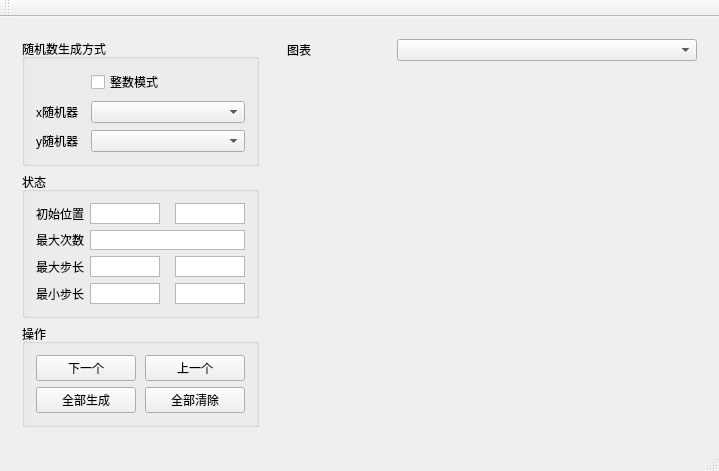
Old version of the form RandomRun/RandomRunApp.ui in the repository NKUCSPaperGroup/RandomRun.
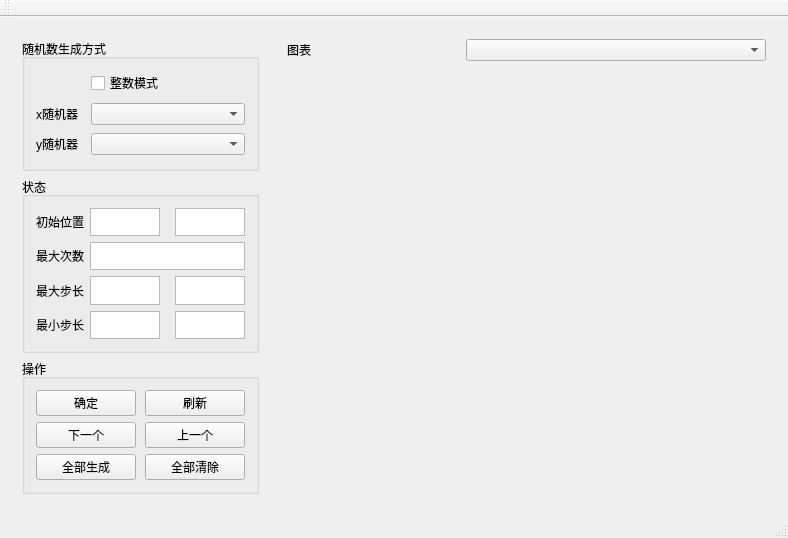
New version of the form.

Patch:
```diff
--- a/RandomRun/RandomRunApp.ui
+++ b/RandomRun/RandomRunApp.ui
@@ -6,8 +6,8 @@
    <rect>
     <x>0</x>
     <y>0</y>
-    <width>719</width>
-    <height>471</height>
+    <width>788</width>
+    <height>538</height>
    </rect>
   </property>
   <property name="windowTitle">
@@ -149,19 +149,6 @@
           <string>状态</string>
          </property>
          <layout class="QGridLayout" name="gridLayout_2">
-          <item row="0" column="0">
-           <widget class="QLabel" name="label">
-            <property name="sizePolicy">
-             <sizepolicy hsizetype="Preferred" vsizetype="Preferred">
-              <horstretch>2</horstretch>
-              <verstretch>0</verstretch>
-             </sizepolicy>
-            </property>
-            <property name="text">
-             <string>初始位置</string>
-            </property>
-           </widget>
-          </item>
           <item row="0" column="1">
            <layout class="QHBoxLayout" name="horizontalLayout_2" stretch="1,1">
             <property name="spacing">
@@ -253,74 +240,6 @@
             </item>
            </layout>
           </item>
-          <item row="1" column="0">
-           <widget class="QLabel" name="label_4">
-            <property name="sizePolicy">
-             <sizepolicy hsizetype="Preferred" vsizetype="Preferred">
-              <horstretch>2</horstretch>
-              <verstretch>0</verstretch>
-             </sizepolicy>
-            </property>
-            <property name="text">
-             <string>最大次数</string>
-            </property>
-           </widget>
-          </item>
-          <item row="1" column="1">
-           <widget class="QTextEdit" name="xtextEdit_5">
-            <property name="sizePolicy">
-             <sizepolicy hsizetype="Preferred" vsizetype="Preferred">
-              <horstretch>0</horstretch>
-              <verstretch>0</verstretch>
-             </sizepolicy>
-            </property>
-            <property name="minimumSize">
-             <size>
-              <width>0</width>
-              <height>10</height>
-             </size>
-            </property>
-            <property name="maximumSize">
-             <size>
-              <width>16777215</width>
-              <height>35</height>
-             </size>
-            </property>
-            <property name="font">
-             <font>
-              <family>Adobe Arabic</family>
-              <pointsize>13</pointsize>
-              <weight>50</weight>
-              <bold>false</bold>
-             </font>
-            </property>
-            <property name="verticalScrollBarPolicy">
-             <enum>Qt::ScrollBarAlwaysOff</enum>
-            </property>
-            <property name="horizontalScrollBarPolicy">
-             <enum>Qt::ScrollBarAlwaysOff</enum>
-            </property>
-            <property name="tabChangesFocus">
-             <bool>true</bool>
-            </property>
-            <property name="acceptRichText">
-             <bool>false</bool>
-            </property>
-           </widget>
-          </item>
-          <item row="2" column="0">
-           <widget class="QLabel" name="label_5">
-            <property name="sizePolicy">
-             <sizepolicy hsizetype="Preferred" vsizetype="Preferred">
-              <horstretch>2</horstretch>
-              <verstretch>0</verstretch>
-             </sizepolicy>
-            </property>
-            <property name="text">
-             <string>最大步长</string>
-            </property>
-           </widget>
-          </item>
           <item row="2" column="1">
            <layout class="QHBoxLayout" name="horizontalLayout_7" stretch="1,1">
             <property name="spacing">
@@ -516,6 +435,87 @@
             </item>
            </layout>
           </item>
+          <item row="1" column="0">
+           <widget class="QLabel" name="label_4">
+            <property name="sizePolicy">
+             <sizepolicy hsizetype="Preferred" vsizetype="Preferred">
+              <horstretch>2</horstretch>
+              <verstretch>0</verstretch>
+             </sizepolicy>
+            </property>
+            <property name="text">
+             <string>最大次数</string>
+            </property>
+           </widget>
+          </item>
+          <item row="0" column="0">
+           <widget class="QLabel" name="label">
+            <property name="sizePolicy">
+             <sizepolicy hsizetype="Preferred" vsizetype="Preferred">
+              <horstretch>2</horstretch>
+              <verstretch>0</verstretch>
+             </sizepolicy>
+            </property>
+            <property name="text">
+             <string>初始位置</string>
+            </property>
+           </widget>
+          </item>
+          <item row="2" column="0">
+           <widget class="QLabel" name="label_5">
+            <property name="sizePolicy">
+             <sizepolicy hsizetype="Preferred" vsizetype="Preferred">
+              <horstretch>2</horstretch>
+              <verstretch>0</verstretch>
+             </sizepolicy>
+            </property>
+            <property name="text">
+             <string>最大步长</string>
+            </property>
+           </widget>
+          </item>
+          <item row="1" column="1">
+           <widget class="QTextEdit" name="maxTimesEdit">
+            <property name="sizePolicy">
+             <sizepolicy hsizetype="Preferred" vsizetype="Preferred">
+              <horstretch>0</horstretch>
+              <verstretch>0</verstretch>
+             </sizepolicy>
+            </property>
+            <property name="minimumSize">
+             <size>
+              <width>0</width>
+              <height>10</height>
+             </size>
+            </property>
+            <property name="maximumSize">
+             <size>
+              <width>16777215</width>
+              <height>35</height>
+             </size>
+            </property>
+            <property name="font">
+             <font>
+              <family>Adobe Arabic</family>
+              <pointsize>13</pointsize>
+              <weight>50</weight>
+              <bold>false</bold>
+             </font>
+            </property>
+            <property name="verticalScrollBarPolicy">
+             <enum>Qt::ScrollBarAlwaysOff</enum>
+            </property>
+            <property name="horizontalScrollBarPolicy">
+             <enum>Qt::ScrollBarAlwaysOff</enum>
+            </property>
+            <property name="tabChangesFocus">
+             <bool>true</bool>
+            </property>
+            <property name="acceptRichText">
+             <bool>false</bool>
+            </property>
+           </widget>
+          </item>
          </layout>
         </widget>
        </item>
@@ -534,6 +534,79 @@
           <item>
            <layout class="QHBoxLayout" name="horizontalLayout_3">
             <item>
+             <widget class="QPushButton" name="sureButton">
+              <property name="sizePolicy">
+               <sizepolicy hsizetype="Preferred" vsizetype="Fixed">
+                <horstretch>10</horstretch>
+                <verstretch>1</verstretch>
+               </sizepolicy>
+              </property>
+              <property name="minimumSize">
+               <size>
+                <width>100</width>
+                <height>0</height>
+               </size>
+              </property>
+              <property name="maximumSize">
+               <size>
+                <width>200</width>
+                <height>16777215</height>
+               </size>
+              </property>
+              <property name="text">
+               <string>确定</string>
+              </property>
+             </widget>
+            </item>
+            <item>
+             <spacer name="horizontalSpacer">
+              <property name="sizePolicy">
+               <sizepolicy hsizetype="Minimum" vsizetype="Minimum">
+                <horstretch>0</horstretch>
+                <verstretch>0</verstretch>
+               </sizepolicy>
+              </property>
+              <property name="orientation">
+               <enum>Qt::Horizontal</enum>
+              </property>
+              <property name="sizeHint" stdset="0">
+               <size>
+                <width>40</width>
+                <height>20</height>
+               </size>
+              </property>
+             </spacer>
+            </item>
+            <item>
+             <widget class="QPushButton" name="refreshButton">
+              <property name="sizePolicy">
+               <sizepolicy hsizetype="Preferred" vsizetype="Fixed">
+                <horstretch>10</horstretch>
+                <verstretch>1</verstretch>
+               </sizepolicy>
+              </property>
+              <property name="minimumSize">
+               <size>
+                <width>100</width>
+                <height>0</height>
+               </size>
+              </property>
+              <property name="maximumSize">
+               <size>
+                <width>200</width>
+                <height>16777215</height>
+               </size>
+              </property>
+              <property name="text">
+               <string>刷新</string>
+              </property>
+             </widget>
+            </item>
+           </layout>
+          </item>
+          <item>
+           <layout class="QHBoxLayout" name="horizontalLayout_6">
+            <item>
              <widget class="QPushButton" name="nextButton">
               <property name="sizePolicy">
                <sizepolicy hsizetype="Preferred" vsizetype="Fixed">
@@ -559,7 +632,7 @@
              </widget>
             </item>
             <item>
-             <spacer name="horizontalSpacer">
+             <spacer name="horizontalSpacer_3">
               <property name="sizePolicy">
                <sizepolicy hsizetype="Minimum" vsizetype="Minimum">
                 <horstretch>0</horstretch>
@@ -776,7 +849,7 @@
     <rect>
      <x>0</x>
      <y>0</y>
-     <width>719</width>
+     <width>788</width>
      <height>26</height>
     </rect>
    </property>
```
